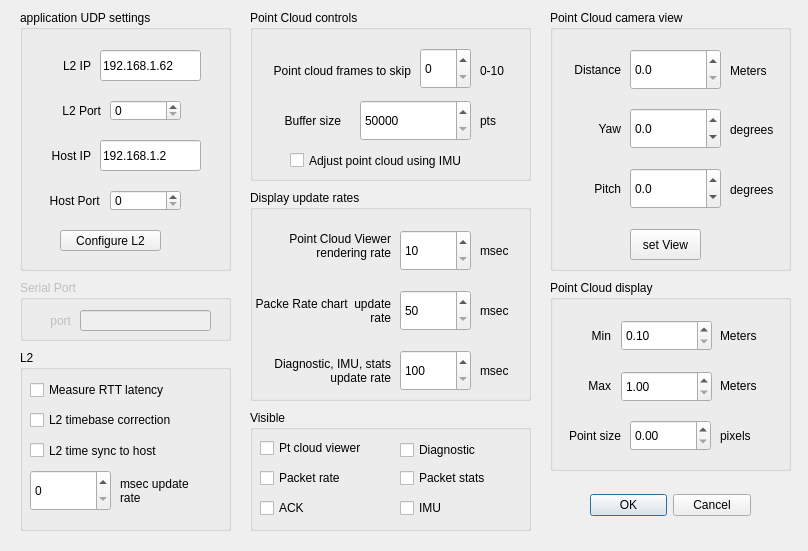
First picture: the form in forms/ConfigDialog.ui, repository markgol/L2diagnostic, before the edit.
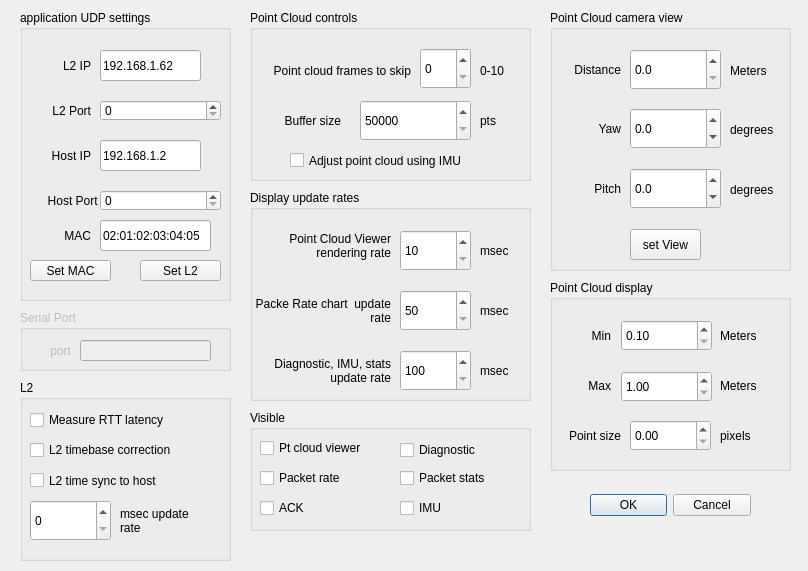
Second picture: the form after the edit.

Diff of the .ui file:
```diff
--- a/forms/ConfigDialog.ui
+++ b/forms/ConfigDialog.ui
@@ -7,7 +7,7 @@
     <x>0</x>
     <y>0</y>
     <width>808</width>
-    <height>551</height>
+    <height>571</height>
    </rect>
   </property>
   <widget class="QDialogButtonBox" name="buttonBox">
@@ -29,7 +29,7 @@
      <x>20</x>
      <y>10</y>
      <width>211</width>
-     <height>261</height>
+     <height>291</height>
     </rect>
    </property>
    <property name="title">
@@ -67,7 +67,7 @@
    <widget class="QLabel" name="labelOutPort">
     <property name="geometry">
      <rect>
-      <x>10</x>
+      <x>0</x>
       <y>90</y>
       <width>71</width>
       <height>21</height>
@@ -83,9 +83,9 @@
    <widget class="QSpinBox" name="dstPortSpin">
     <property name="geometry">
      <rect>
-      <x>90</x>
+      <x>80</x>
       <y>90</y>
-      <width>71</width>
+      <width>121</width>
       <height>21</height>
      </rect>
     </property>
@@ -122,7 +122,7 @@
    <widget class="QLabel" name="labelInPort">
     <property name="geometry">
      <rect>
-      <x>12</x>
+      <x>10</x>
       <y>180</y>
       <width>71</width>
       <height>21</height>
@@ -138,9 +138,9 @@
    <widget class="QSpinBox" name="srcPortSpin">
     <property name="geometry">
      <rect>
-      <x>90</x>
+      <x>80</x>
       <y>180</y>
-      <width>71</width>
+      <width>121</width>
       <height>21</height>
      </rect>
     </property>
@@ -151,14 +151,59 @@
     </property>
     <property name="geometry">
      <rect>
-      <x>40</x>
-      <y>220</y>
-      <width>101</width>
+      <x>120</x>
+      <y>250</y>
+      <width>81</width>
       <height>21</height>
      </rect>
     </property>
     <property name="text">
-     <string>Configure L2</string>
+     <string>Set L2</string>
+    </property>
+   </widget>
+   <widget class="QLabel" name="labelInPort_3">
+    <property name="geometry">
+     <rect>
+      <x>20</x>
+      <y>210</y>
+      <width>51</width>
+      <height>31</height>
+     </rect>
+    </property>
+    <property name="text">
+     <string>MAC</string>
+    </property>
+    <property name="alignment">
+     <set>Qt::AlignmentFlag::AlignRight|Qt::AlignmentFlag::AlignTrailing|Qt::AlignmentFlag::AlignVCenter</set>
+    </property>
+   </widget>
+   <widget class="QPushButton" name="btnGetL2config">
+    <property name="enabled">
+     <bool>true</bool>
+    </property>
+    <property name="geometry">
+     <rect>
+      <x>10</x>
+      <y>250</y>
+      <width>81</width>
+      <height>21</height>
+     </rect>
+    </property>
+    <property name="text">
+     <string>Set MAC</string>
+    </property>
+   </widget>
+   <widget class="QLineEdit" name="editMAC">
+    <property name="geometry">
+     <rect>
+      <x>80</x>
+      <y>210</y>
+      <width>111</width>
+      <height>31</height>
+     </rect>
+    </property>
+    <property name="text">
+     <string>02:01:02:03:04:05</string>
     </property>
    </widget>
   </widget>
@@ -778,7 +823,7 @@
    <property name="geometry">
     <rect>
      <x>20</x>
-     <y>280</y>
+     <y>310</y>
      <width>211</width>
      <height>61</height>
     </rect>
@@ -917,7 +962,7 @@
    <property name="geometry">
     <rect>
      <x>20</x>
-     <y>350</y>
+     <y>380</y>
      <width>211</width>
      <height>181</height>
     </rect>
```
